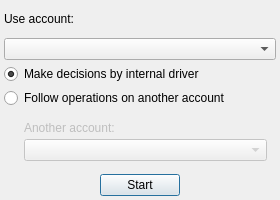
This is app/src/dialogs/startautopilotdialog/startautopilotdialog.ui in Gris87/TInvestor as Qt 5 draws it before an edit. The edited form follows.
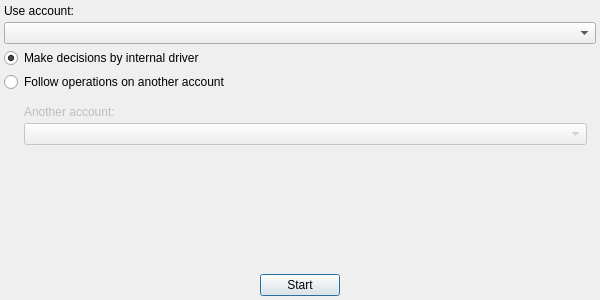
This is the edited form.

Patch:
```diff
--- a/app/src/dialogs/startautopilotdialog/startautopilotdialog.ui
+++ b/app/src/dialogs/startautopilotdialog/startautopilotdialog.ui
@@ -6,20 +6,20 @@
    <rect>
     <x>0</x>
     <y>0</y>
-    <width>280</width>
-    <height>200</height>
+    <width>600</width>
+    <height>300</height>
    </rect>
   </property>
   <property name="minimumSize">
    <size>
-    <width>280</width>
-    <height>200</height>
+    <width>600</width>
+    <height>300</height>
    </size>
   </property>
   <property name="maximumSize">
    <size>
-    <width>280</width>
-    <height>200</height>
+    <width>600</width>
+    <height>300</height>
    </size>
   </property>
   <property name="windowTitle">
@@ -90,6 +90,19 @@
       <item>
        <widget class="QComboBox" name="anotherAccountComboBox"/>
       </item>
+      <item>
+       <spacer name="verticalSpacer">
+        <property name="orientation">
+         <enum>Qt::Orientation::Vertical</enum>
+        </property>
+        <property name="sizeHint" stdset="0">
+         <size>
+          <width>20</width>
+          <height>40</height>
+         </size>
+        </property>
+       </spacer>
+      </item>
      </layout>
     </widget>
    </item>
```
